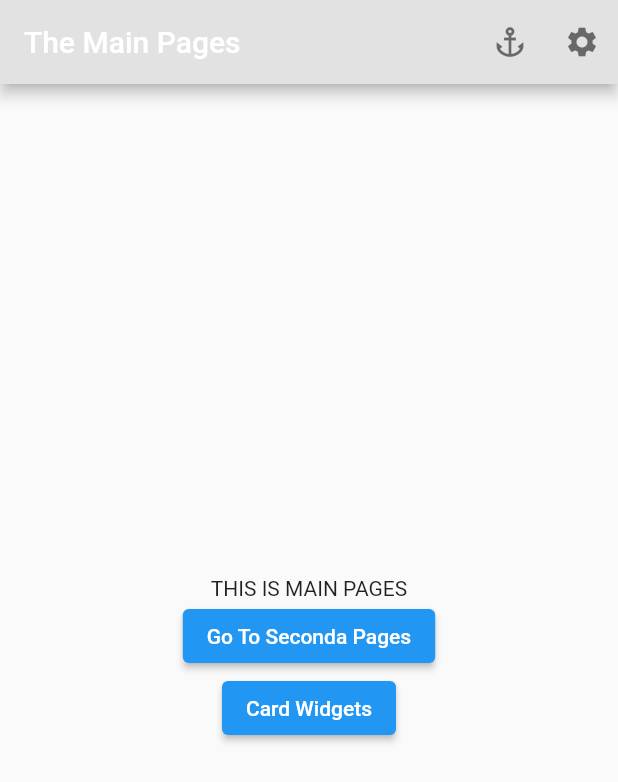
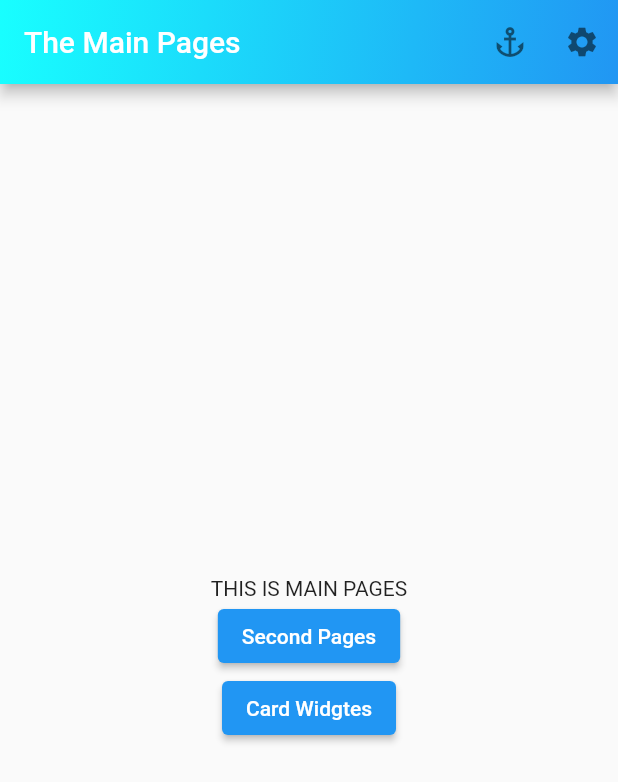
Before and after one commit to saldisucipto/flutter_great, a Flutter app: the MainPages screen opened directly, on a phone screen of 412 x 824 dp. Shown: the top 782 px of the screen. Run offline on Flutter 3.47's test engine with Material 2 defaults, Android fonts, the phone set to English and light mode, and no system bars.

Commit message:
Update Navigasi Widgets

```diff
--- a/lib/pages/main_pages.dart
+++ b/lib/pages/main_pages.dart
@@ -1,6 +1,7 @@
 import 'package:flutter/material.dart';
 import 'package:myapp/pages/second_pages.dart';
 import 'package:myapp/pages/widgets/card_widgets.dart';
+import 'package:myapp/pages/widgets/nav_route.dart';
 
 class MainPages extends StatelessWidget {
   const MainPages({Key? key}) : super(key: key);
@@ -33,42 +34,28 @@ class MainPages extends StatelessWidget {
               begin: FractionalOffset.bottomRight,
               end: FractionalOffset.topLeft,
             ),
-            image: DecorationImage(
-              image: AssetImage("assets/patern/pattern.png"),
-              fit: BoxFit.contain,
-              repeat: ImageRepeat.repeat,
-            ),
+            // image: DecorationImage(
+            //   image: AssetImage("assets/patern/pattern.png"),
+            //   fit: BoxFit.contain,
+            //   repeat: ImageRepeat.repeat,
+            // ),
           ),
         ),
       ),
       body: Column(
         mainAxisAlignment: MainAxisAlignment.center,
-        children: [
-          const Center(
+        children: const [
+          Center(
             child: Text("THIS IS MAIN PAGES"),
           ),
-          ElevatedButton(
-            onPressed: () {
-              // Push Navigasi Route yang Tidak Masih Memungkinkan Kmebali ke Pages Sebelumnya
-              Navigator.push(
-                context,
-                MaterialPageRoute(
-                  builder: (context) => const SecondPages(),
-                ),
-              );
-            },
-            child: const Text("Go To Seconda Pages"),
+          Navigasi(
+            classTujuan: SecondPages(),
+            namaNavigasi: "Second Pages",
           ),
-          ElevatedButton(
-            onPressed: () {
-              Navigator.of(context).push(
-                MaterialPageRoute(
-                  builder: (context) => const CardWidgets(),
-                ),
-              );
-            },
-            child: const Text("Card Widgets"),
-          ),
+          Navigasi(
+            classTujuan: CardWidgets(),
+            namaNavigasi: "Card Widgtes",
+          )
         ],
       ),
     );
--- /dev/null
+++ b/lib/pages/widgets/nav_route.dart
@@ -0,0 +1,28 @@
+import 'package:flutter/material.dart';
+
+class Navigasi extends StatelessWidget {
+  final Widget classTujuan;
+  final String namaNavigasi;
+
+  const Navigasi({
+    Key? key,
+    required this.classTujuan,
+    required this.namaNavigasi,
+  }) : super(key: key);
+
+  @override
+  Widget build(BuildContext context) {
+    return ElevatedButton(
+      onPressed: () {
+        // Push Navigasi Route yang Tidak Masih Memungkinkan Kmebali ke Pages Sebelumnya
+        Navigator.push(
+          context,
+          MaterialPageRoute(
+            builder: (context) => classTujuan,
+          ),
+        );
+      },
+      child: Text(namaNavigasi),
+    );
+  }
+}
```
